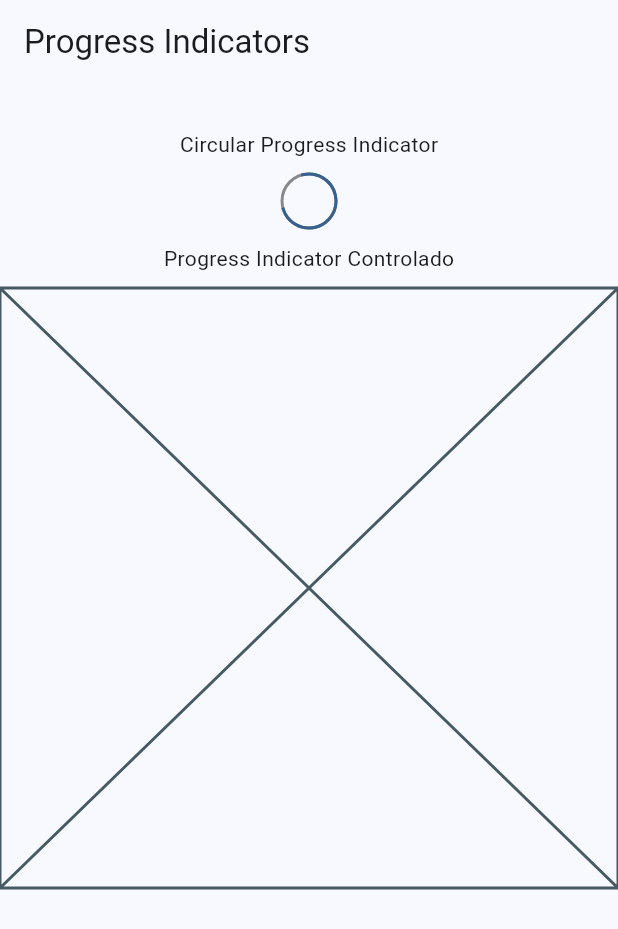
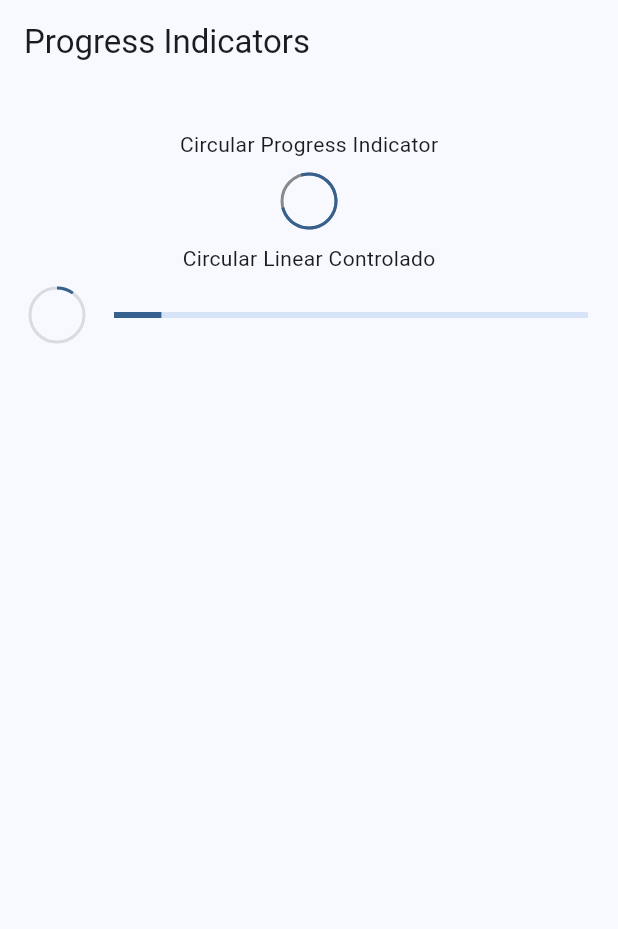
Before and after one commit to santiagomillan/widgets_app, a Flutter app: the ProgressScreen screen opened by its route, on a phone screen of 412 x 824 dp. Shown: the top 929 px of the screen. Run offline on Flutter 3.47's test engine with Material 3 defaults, Android fonts, the phone set to English and light mode, and no system bars; our stand-ins replace go_router.

Commit message:
progress indicators con StreamBuilder

```diff
--- a/lib/presentation/screens/progress/progress_screen.dart
+++ b/lib/presentation/screens/progress/progress_screen.dart
@@ -31,7 +31,7 @@ class _ProgressView extends StatelessWidget {
             backgroundColor: Colors.black45,
           ),
           SizedBox(height: 10),
-          Text('Progress Indicator Controlado'),
+          Text('Circular Linear Controlado'),
           SizedBox(height: 10),
           _ControllerProgressIndicator()
         ],
@@ -45,6 +45,28 @@ class _ControllerProgressIndicator extends StatelessWidget {
 
   @override
   Widget build(BuildContext context) {
-    return const Placeholder();
+    return StreamBuilder(
+      stream: Stream.periodic(const Duration(milliseconds: 300), (value) {
+        return (value * 2) / 100;
+      }).takeWhile((value) => value < 100),
+      builder: (context, snapshot) {
+        final progressValue = snapshot.data ?? 0.0;
+        return Padding(
+          padding: const EdgeInsets.symmetric(horizontal: 20),
+          child: Row(
+            mainAxisAlignment: MainAxisAlignment.center,
+            children: [
+              CircularProgressIndicator(
+                value: progressValue,
+                strokeWidth: 2,
+                backgroundColor: Colors.black12,
+              ),
+              const SizedBox(width: 20),
+              Expanded(child: LinearProgressIndicator(value: progressValue))
+            ],
+          ),
+        );
+      },
+    );
   }
 }
```
